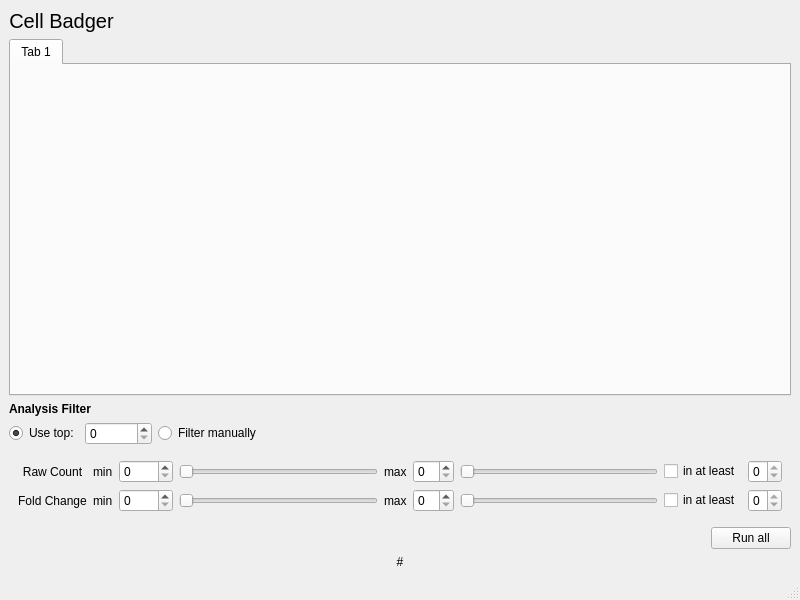
First picture: the form in Mainwindow.ui, repository KaikiasVind/CellBadger, before the edit.
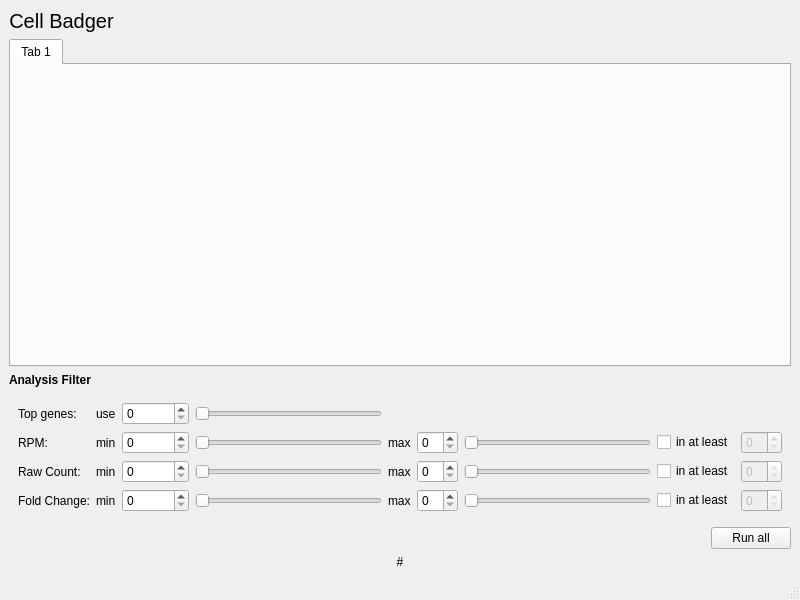
Second picture: the form after the edit.

Patch:
```diff
--- a/Mainwindow.ui
+++ b/Mainwindow.ui
@@ -110,71 +110,44 @@
       </item>
      </layout>
     </item>
-    <item>
-     <layout class="QHBoxLayout" name="horizontalLayoutAnalysisFilter">
-      <item>
-       <widget class="QRadioButton" name="radioButtonAnalysisFilterUseTop">
-        <property name="text">
-         <string>Use top:</string>
-        </property>
-        <property name="checked">
-         <bool>true</bool>
-        </property>
-       </widget>
-      </item>
-      <item>
-       <widget class="QSpinBox" name="spinBoxFilterAnalysisFilterUseTop">
-        <property name="toolTip">
-         <string>Use the top n genes with the highest mean for analysis.</string>
-        </property>
-        <property name="maximum">
-         <number>5000000</number>
-        </property>
-        <property name="singleStep">
-         <number>10</number>
-        </property>
-       </widget>
-      </item>
-      <item>
-       <widget class="QRadioButton" name="radioButtonAnalysisFilterFilterManually">
-        <property name="text">
-         <string>Filter manually</string>
-        </property>
-       </widget>
-      </item>
-      <item>
-       <spacer name="horizontalSpacerAnalysisFilter">
-        <property name="orientation">
-         <enum>Qt::Horizontal</enum>
-        </property>
-        <property name="sizeHint" stdset="0">
-         <size>
-          <width>40</width>
-          <height>20</height>
-         </size>
-        </property>
-       </spacer>
-      </item>
-     </layout>
-    </item>
     <item>
      <widget class="QWidget" name="filterOptionsWidget" native="true">
+      <property name="enabled">
+       <bool>true</bool>
+      </property>
       <layout class="QGridLayout" name="gridLayoutFilterOptions">
        <property name="sizeConstraint">
         <enum>QLayout::SetDefaultConstraint</enum>
        </property>
-       <item row="2" column="7">
-        <widget class="QSlider" name="horizontalSliderFilterOptionsRawCountCutOffMax">
-         <property name="pageStep">
-          <number>0</number>
+       <item row="3" column="4">
+        <widget class="QSpinBox" name="spinBoxFilterOptionsRawCountCutOffMin">
+         <property name="maximum">
+          <number>5000</number>
          </property>
-         <property name="orientation">
-          <enum>Qt::Horizontal</enum>
+        </widget>
+       </item>
+       <item row="4" column="2">
+        <widget class="QLabel" name="labelFilterOptionsFoldChangeCutOffMin">
+         <property name="toolTip">
+          <string>The minimum raw count value.</string>
          </property>
+         <property name="text">
+          <string>min</string>
+         </property>
         </widget>
        </item>
-       <item row="3" column="7">
-        <widget class="QSlider" name="horizontalSliderFilterOptionsFoldChangeCutOffMax">
+       <item row="4" column="4">
+        <widget class="QSpinBox" name="spinBoxFilterOptionsFoldChangeCutOffMin">
+         <property name="maximum">
+          <number>10</number>
+         </property>
+        </widget>
+       </item>
+       <item row="4" column="5">
+        <widget class="QSlider" name="horizontalSliderFilterOptionsFoldChangeCutOffMin">
+         <property name="maximum">
+          <number>10</number>
+         </property>
          <property name="pageStep">
           <number>0</number>
          </property>
@@ -183,71 +156,58 @@
          </property>
         </widget>
        </item>
-       <item row="2" column="6">
-        <widget class="QSpinBox" name="spinBoxFilterOptionsRawCountCutOffMax"/>
+       <item row="2" column="9">
+        <widget class="QCheckBox" name="checkBoxFilterOptionsRPMCutOffInAtLeast">
+         <property name="text">
+          <string>in at least</string>
+         </property>
+        </widget>
        </item>
        <item row="3" column="8">
-        <widget class="QCheckBox" name="checkBoxFilterOptionsFoldChangeCutOfftInAtLeast">
-         <property name="contextMenuPolicy">
-          <enum>Qt::NoContextMenu</enum>
+        <widget class="QSlider" name="horizontalSliderFilterOptionsRawCountCutOffMax">
+         <property name="pageStep">
+          <number>0</number>
          </property>
-         <property name="toolTip">
-          <string>The cut-off must be me in at least n clusters</string>
+         <property name="orientation">
+          <enum>Qt::Horizontal</enum>
          </property>
-         <property name="layoutDirection">
-          <enum>Qt::LeftToRight</enum>
+        </widget>
+       </item>
+       <item row="1" column="5">
+        <widget class="QSlider" name="horizontalSliderFilterOptionsTopGenesSelection">
+         <property name="orientation">
+          <enum>Qt::Horizontal</enum>
          </property>
-         <property name="autoFillBackground">
-          <bool>false</bool>
-         </property>
+        </widget>
+       </item>
+       <item row="1" column="1">
+        <widget class="QLabel" name="labelFilterOptionsTopGenes">
          <property name="text">
-          <string>in at least</string>
+          <string>Top genes:</string>
          </property>
         </widget>
        </item>
-       <item row="3" column="0">
+       <item row="4" column="1">
         <widget class="QLabel" name="labelFilteOptionsrFoldChangeCutOff">
          <property name="text">
-          <string>Fold Change</string>
+          <string>Fold Change:</string>
          </property>
          <property name="alignment">
           <set>Qt::AlignCenter</set>
          </property>
         </widget>
        </item>
-       <item row="3" column="9">
+       <item row="4" column="10">
         <widget class="QSpinBox" name="spinBoxFilterOptionsFoldChangeCutOffInAtLeast">
          <property name="enabled">
-          <bool>true</bool>
+          <bool>false</bool>
          </property>
          <property name="maximum">
           <number>0</number>
          </property>
         </widget>
        </item>
-       <item row="2" column="4">
-        <widget class="QSlider" name="horizontalSliderFilterOptionsRawCountCutOffMin">
-         <property name="cursor">
-          <cursorShape>ArrowCursor</cursorShape>
-         </property>
-         <property name="maximum">
-          <number>5000</number>
-         </property>
-         <property name="pageStep">
-          <number>0</number>
-         </property>
-         <property name="orientation">
-          <enum>Qt::Horizontal</enum>
-         </property>
-         <property name="invertedAppearance">
-          <bool>false</bool>
-         </property>
-         <property name="invertedControls">
-          <bool>false</bool>
-         </property>
-        </widget>
-       </item>
-       <item row="2" column="8">
+       <item row="3" column="9">
         <widget class="QCheckBox" name="checkBoxFilterOptionsRawCountCutOffInAtLeast">
          <property name="enabled">
           <bool>true</bool>
@@ -269,27 +229,62 @@
          </property>
         </widget>
        </item>
-       <item row="2" column="3">
-        <widget class="QSpinBox" name="spinBoxFilterOptionsRawCountCutOffMin">
-         <property name="maximum">
-          <number>5000</number>
-         </property>
-        </widget>
-       </item>
-       <item row="3" column="4">
-        <widget class="QSlider" name="horizontalSliderFilterOptionsFoldChangeCutOffMin">
-         <property name="maximum">
-          <number>50</number>
-         </property>
-         <property name="pageStep">
-          <number>0</number>
-         </property>
-         <property name="orientation">
-          <enum>Qt::Horizontal</enum>
-         </property>
-        </widget>
-       </item>
        <item row="3" column="5">
+        <widget class="QSlider" name="horizontalSliderFilterOptionsRawCountCutOffMin">
+         <property name="cursor">
+          <cursorShape>ArrowCursor</cursorShape>
+         </property>
+         <property name="maximum">
+          <number>5000</number>
+         </property>
+         <property name="pageStep">
+          <number>0</number>
+         </property>
+         <property name="orientation">
+          <enum>Qt::Horizontal</enum>
+         </property>
+         <property name="invertedAppearance">
+          <bool>false</bool>
+         </property>
+         <property name="invertedControls">
+          <bool>false</bool>
+         </property>
+        </widget>
+       </item>
+       <item row="2" column="1">
+        <widget class="QLabel" name="labelFilterOptionsRPMCutOff">
+         <property name="text">
+          <string>RPM:</string>
+         </property>
+        </widget>
+       </item>
+       <item row="2" column="5">
+        <widget class="QSlider" name="horizontalSliderFilterOptionsRPMCutOffMin">
+         <property name="orientation">
+          <enum>Qt::Horizontal</enum>
+         </property>
+        </widget>
+       </item>
+       <item row="4" column="9">
+        <widget class="QCheckBox" name="checkBoxFilterOptionsFoldChangeCutOfftInAtLeast">
+         <property name="contextMenuPolicy">
+          <enum>Qt::NoContextMenu</enum>
+         </property>
+         <property name="toolTip">
+          <string>The cut-off must be me in at least n clusters</string>
+         </property>
+         <property name="layoutDirection">
+          <enum>Qt::LeftToRight</enum>
+         </property>
+         <property name="autoFillBackground">
+          <bool>false</bool>
+         </property>
+         <property name="text">
+          <string>in at least</string>
+         </property>
+        </widget>
+       </item>
+       <item row="4" column="6">
         <widget class="QLabel" name="labelFilterOptionsFoldChangeCutOffMax">
          <property name="toolTip">
           <string>The maximum raw count value.</string>
@@ -299,20 +294,67 @@
          </property>
         </widget>
        </item>
-       <item row="2" column="0">
+       <item row="3" column="2">
+        <widget class="QLabel" name="labelFilterOptionsRawCountCutOffMin">
+         <property name="toolTip">
+          <string>The minimum raw count value.</string>
+         </property>
+         <property name="text">
+          <string>min</string>
+         </property>
+        </widget>
+       </item>
+       <item row="2" column="8">
+        <widget class="QSlider" name="horizontalSliderFilterOptionsRPMCutOffMax">
+         <property name="orientation">
+          <enum>Qt::Horizontal</enum>
+         </property>
+        </widget>
+       </item>
+       <item row="3" column="1">
         <widget class="QLabel" name="labelFilterOptionsRawCountCutOff">
          <property name="text">
-          <string>Raw Count</string>
+          <string>Raw Count:</string>
          </property>
          <property name="alignment">
-          <set>Qt::AlignCenter</set>
+          <set>Qt::AlignLeading|Qt::AlignLeft|Qt::AlignVCenter</set>
          </property>
         </widget>
        </item>
-       <item row="2" column="9">
+       <item row="1" column="4">
+        <widget class="QSpinBox" name="spinBoxFilterAnalysisFilterUseTop">
+         <property name="toolTip">
+          <string>Use the top n genes with the highest mean for analysis.</string>
+         </property>
+         <property name="maximum">
+          <number>5000000</number>
+         </property>
+         <property name="singleStep">
+          <number>10</number>
+         </property>
+        </widget>
+       </item>
+       <item row="3" column="6">
+        <widget class="QLabel" name="labelFilterOptionsRawCountCutOffMax">
+         <property name="toolTip">
+          <string>The maximum raw count value.</string>
+         </property>
+         <property name="text">
+          <string>max</string>
+         </property>
+        </widget>
+       </item>
+       <item row="2" column="10">
+        <widget class="QSpinBox" name="spinBoxFilterOptionsRPMCutOffInAtLeast">
+         <property name="enabled">
+          <bool>false</bool>
+         </property>
+        </widget>
+       </item>
+       <item row="3" column="10">
         <widget class="QSpinBox" name="spinBoxFilterOptionsRawCountCutOffInAtLeast">
          <property name="enabled">
-          <bool>true</bool>
+          <bool>false</bool>
          </property>
          <property name="wrapping">
           <bool>false</bool>
@@ -331,46 +373,49 @@
          </property>
         </widget>
        </item>
-       <item row="3" column="3">
-        <widget class="QSpinBox" name="spinBoxFilterOptionsFoldChangeCutOffMin">
-         <property name="maximum">
-          <number>50</number>
-         </property>
-        </widget>
+       <item row="3" column="7">
+        <widget class="QSpinBox" name="spinBoxFilterOptionsRawCountCutOffMax"/>
        </item>
-       <item row="2" column="1">
-        <widget class="QLabel" name="labelFilterOptionsRawCountCutOffMin">
-         <property name="toolTip">
-          <string>The minimum raw count value.</string>
+       <item row="4" column="8">
+        <widget class="QSlider" name="horizontalSliderFilterOptionsFoldChangeCutOffMax">
+         <property name="pageStep">
+          <number>0</number>
          </property>
-         <property name="text">
-          <string>min</string>
+         <property name="orientation">
+          <enum>Qt::Horizontal</enum>
          </property>
         </widget>
        </item>
-       <item row="2" column="5">
-        <widget class="QLabel" name="labelFilterOptionsRawCountCutOffMax">
-         <property name="toolTip">
-          <string>The maximum raw count value.</string>
-         </property>
-         <property name="text">
-          <string>max</string>
-         </property>
-        </widget>
-       </item>
-       <item row="3" column="1">
-        <widget class="QLabel" name="labelFilterOptionsFoldChangeCutOffMin">
-         <property name="toolTip">
-          <string>The minimum raw count value.</string>
-         </property>
-         <property name="text">
-          <string>min</string>
-         </property>
-        </widget>
-       </item>
-       <item row="3" column="6">
+       <item row="4" column="7">
         <widget class="QSpinBox" name="spinBoxFilterOptionsFoldChangeCutOffMax"/>
        </item>
+       <item row="2" column="7">
+        <widget class="QSpinBox" name="spinBoxFilterOptionsRPMCutOffMax"/>
+       </item>
+       <item row="2" column="6">
+        <widget class="QLabel" name="labelFilterOptionsRPMCutOffMax">
+         <property name="text">
+          <string>max</string>
+         </property>
+        </widget>
+       </item>
+       <item row="2" column="2">
+        <widget class="QLabel" name="labelFilterOptionsRPMCutOffMin">
+         <property name="text">
+          <string>min</string>
+         </property>
+        </widget>
+       </item>
+       <item row="2" column="4">
+        <widget class="QSpinBox" name="spinBoxFilterOptionsRPMCutOffMin"/>
+       </item>
+       <item row="1" column="2">
+        <widget class="QLabel" name="labelFilterOptionsTopGenesSelection">
+         <property name="text">
+          <string>use</string>
+         </property>
+        </widget>
+       </item>
       </layout>
      </widget>
     </item>
```
